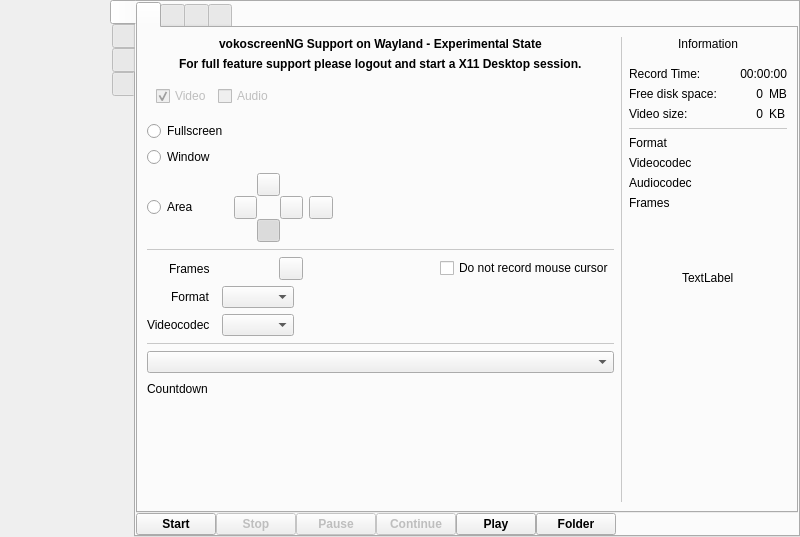
The window that src/wayland/formMainWindow_wl.ui (vkohaupt/vokoscreenNG) describes before a commit, drawn with Qt 5.
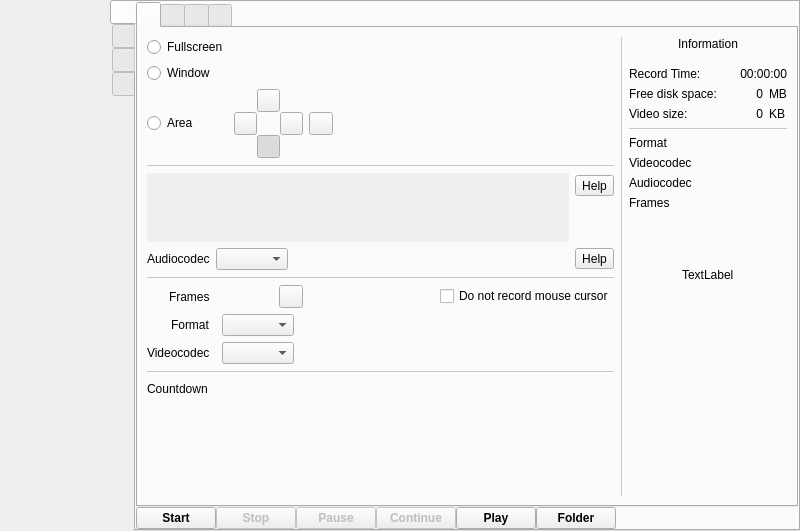
The same window after the commit. The open tabs and pages were chosen to show the change. Icons and pictures are not drawn.

Commit message: Wayland: Add audio

```diff
--- a/src/wayland/formMainWindow_wl.ui
+++ b/src/wayland/formMainWindow_wl.ui
@@ -7,7 +7,7 @@
     <x>0</x>
     <y>0</y>
     <width>800</width>
-    <height>537</height>
+    <height>531</height>
    </rect>
   </property>
   <property name="windowTitle">
@@ -247,7 +247,30 @@
                <layout class="QVBoxLayout" name="verticalLayout_7">
                 <item>
                  <layout class="QGridLayout" name="gridLayout_2">
-                  <item row="5" column="3">
+                  <item row="1" column="0">
+                   <widget class="QRadioButton" name="radioButtonScreencastWindow">
+                    <property name="text">
+                     <string>Window</string>
+                    </property>
+                    <attribute name="buttonGroup">
+                     <string notr="true">buttonGroup</string>
+                    </attribute>
+                   </widget>
+                  </item>
+                  <item row="0" column="0">
+                   <widget class="QRadioButton" name="radioButtonScreencastFullscreen">
+                    <property name="text">
+                     <string>Fullscreen</string>
+                    </property>
+                    <property name="checked">
+                     <bool>false</bool>
+                    </property>
+                    <attribute name="buttonGroup">
+                     <string notr="true">buttonGroup</string>
+                    </attribute>
+                   </widget>
+                  </item>
+                  <item row="2" column="3">
                    <spacer name="horizontalSpacer_2">
                     <property name="orientation">
                      <enum>Qt::Horizontal</enum>
@@ -260,59 +283,7 @@
                     </property>
                    </spacer>
                   </item>
-                  <item row="2" column="0" colspan="4">
-                   <widget class="QFrame" name="frame_video_audio_on_off">
-                    <property name="frameShape">
-                     <enum>QFrame::NoFrame</enum>
-                    </property>
-                    <property name="frameShadow">
-                     <enum>QFrame::Raised</enum>
-                    </property>
-                    <layout class="QHBoxLayout" name="horizontalLayout_9">
-                     <item>
-                      <layout class="QHBoxLayout" name="horizontalLayout_3">
-                       <item>
-                        <widget class="QCheckBox" name="checkBox_Video">
-                         <property name="enabled">
-                          <bool>false</bool>
-                         </property>
-                         <property name="text">
-                          <string notr="true">Video</string>
-                         </property>
-                         <property name="checked">
-                          <bool>true</bool>
-                         </property>
-                        </widget>
-                       </item>
-                       <item>
-                        <widget class="QCheckBox" name="checkBox_Audio">
-                         <property name="enabled">
-                          <bool>false</bool>
-                         </property>
-                         <property name="text">
-                          <string notr="true">Audio</string>
-                         </property>
-                        </widget>
-                       </item>
-                       <item>
-                        <spacer name="horizontalSpacer_5">
-                         <property name="orientation">
-                          <enum>Qt::Horizontal</enum>
-                         </property>
-                         <property name="sizeHint" stdset="0">
-                          <size>
-                           <width>40</width>
-                           <height>20</height>
-                          </size>
-                         </property>
-                        </spacer>
-                       </item>
-                      </layout>
-                     </item>
-                    </layout>
-                   </widget>
-                  </item>
-                  <item row="5" column="0">
+                  <item row="2" column="0">
                    <widget class="QRadioButton" name="radioButtonScreencastArea">
                     <property name="text">
                      <string>Area</string>
@@ -322,7 +293,18 @@
                     </attribute>
                    </widget>
                   </item>
-                  <item row="5" column="1">
+                  <item row="2" column="2">
+                   <widget class="QToolButton" name="toolButtonScreencastAreaReset">
+                    <property name="text">
+                     <string notr="true"/>
+                    </property>
+                    <property name="icon">
+                     <iconset resource="../screencast.qrc">
+                      <normaloff>:/pictures/screencast/undo.png</normaloff>:/pictures/screencast/undo.png</iconset>
+                    </property>
+                   </widget>
+                  </item>
+                  <item row="2" column="1">
                    <widget class="QFrame" name="frame_area">
                     <property name="frameShape">
                      <enum>QFrame::NoFrame</enum>
@@ -475,64 +457,6 @@
                     </layout>
                    </widget>
                   </item>
-                  <item row="3" column="0">
-                   <widget class="QRadioButton" name="radioButtonScreencastFullscreen">
-                    <property name="text">
-                     <string>Fullscreen</string>
-                    </property>
-                    <property name="checked">
-                     <bool>false</bool>
-                    </property>
-                    <attribute name="buttonGroup">
-                     <string notr="true">buttonGroup</string>
-                    </attribute>
-                   </widget>
-                  </item>
-                  <item row="4" column="0">
-                   <widget class="QRadioButton" name="radioButtonScreencastWindow">
-                    <property name="text">
-                     <string>Window</string>
-                    </property>
-                    <attribute name="buttonGroup">
-                     <string notr="true">buttonGroup</string>
-                    </attribute>
-                   </widget>
-                  </item>
-                  <item row="0" column="0" colspan="5" alignment="Qt::AlignHCenter">
-                   <widget class="QLabel" name="label">
-                    <property name="font">
-                     <font>
-                      <bold>true</bold>
-                     </font>
-                    </property>
-                    <property name="text">
-                     <string notr="true">vokoscreenNG Support on Wayland - Experimental State</string>
-                    </property>
-                   </widget>
-                  </item>
-                  <item row="1" column="0" colspan="5" alignment="Qt::AlignHCenter">
-                   <widget class="QLabel" name="label_6">
-                    <property name="font">
-                     <font>
-                      <bold>true</bold>
-                     </font>
-                    </property>
-                    <property name="text">
-                     <string notr="true">For full feature support please logout and start a X11 Desktop session.</string>
-                    </property>
-                   </widget>
-                  </item>
-                  <item row="5" column="2">
-                   <widget class="QToolButton" name="toolButtonScreencastAreaReset">
-                    <property name="text">
-                     <string notr="true"/>
-                    </property>
-                    <property name="icon">
-                     <iconset resource="../screencast.qrc">
-                      <normaloff>:/pictures/screencast/undo.png</normaloff>:/pictures/screencast/undo.png</iconset>
-                    </property>
-                   </widget>
-                  </item>
                  </layout>
                 </item>
                 <item>
@@ -548,6 +472,153 @@
                   </property>
                  </widget>
                 </item>
+                <item>
+                 <layout class="QVBoxLayout" name="verticalLayout_14">
+                  <item>
+                   <layout class="QHBoxLayout" name="horizontalLayout_34">
+                    <item>
+                     <widget class="QScrollArea" name="scrollAreaAudioDevice">
+                      <property name="sizePolicy">
+                       <sizepolicy hsizetype="Expanding" vsizetype="Minimum">
+                        <horstretch>0</horstretch>
+                        <verstretch>0</verstretch>
+                       </sizepolicy>
+                      </property>
+                      <property name="accessibleName">
+                       <string notr="true"/>
+                      </property>
+                      <property name="frameShape">
+                       <enum>QFrame::NoFrame</enum>
+                      </property>
+                      <property name="widgetResizable">
+                       <bool>true</bool>
+                      </property>
+                      <property name="alignment">
+                       <set>Qt::AlignLeading|Qt::AlignLeft|Qt::AlignTop</set>
+                      </property>
+                      <widget class="QWidget" name="scrollAreaWidgetContentsAudioDevices">
+                       <property name="geometry">
+                        <rect>
+                         <x>0</x>
+                         <y>0</y>
+                         <width>388</width>
+                         <height>68</height>
+                        </rect>
+                       </property>
+                       <property name="accessibleName">
+                        <string notr="true"/>
+                       </property>
+                       <layout class="QVBoxLayout" name="verticalLayoutAudioDevices">
+                        <property name="spacing">
+                         <number>3</number>
+                        </property>
+                        <property name="leftMargin">
+                         <number>0</number>
+                        </property>
+                        <property name="topMargin">
+                         <number>6</number>
+                        </property>
+                        <property name="rightMargin">
+                         <number>6</number>
+                        </property>
+                        <property name="bottomMargin">
+                         <number>0</number>
+                        </property>
+                       </layout>
+                      </widget>
+                     </widget>
+                    </item>
+                    <item>
+                     <layout class="QVBoxLayout" name="verticalLayout_15">
+                      <property name="topMargin">
+                       <number>2</number>
+                      </property>
+                      <item>
+                       <widget class="QToolButton" name="help_screencast_audio">
+                        <property name="toolTip">
+                         <string>Help</string>
+                        </property>
+                        <property name="text">
+                         <string notr="true">Help</string>
+                        </property>
+                       </widget>
+                      </item>
+                      <item>
+                       <spacer name="verticalSpacer_32">
+                        <property name="orientation">
+                         <enum>Qt::Vertical</enum>
+                        </property>
+                        <property name="sizeType">
+                         <enum>QSizePolicy::Expanding</enum>
+                        </property>
+                        <property name="sizeHint" stdset="0">
+                         <size>
+                          <width>20</width>
+                          <height>40</height>
+                         </size>
+                        </property>
+                       </spacer>
+                      </item>
+                     </layout>
+                    </item>
+                   </layout>
+                  </item>
+                  <item>
+                   <layout class="QHBoxLayout" name="horizontalLayout_37">
+                    <item>
+                     <widget class="QLabel" name="labelAudioCodec">
+                      <property name="text">
+                       <string>Audiocodec</string>
+                      </property>
+                     </widget>
+                    </item>
+                    <item>
+                     <widget class="QComboBox" name="comboBoxAudioCodec">
+                      <property name="sizeAdjustPolicy">
+                       <enum>QComboBox::AdjustToContents</enum>
+                      </property>
+                     </widget>
+                    </item>
+                    <item>
+                     <spacer name="horizontalSpacer_14">
+                      <property name="orientation">
+                       <enum>Qt::Horizontal</enum>
+                      </property>
+                      <property name="sizeHint" stdset="0">
+                       <size>
+                        <width>40</width>
+                        <height>20</height>
+                       </size>
+                      </property>
+                     </spacer>
+                    </item>
+                    <item>
+                     <widget class="QToolButton" name="help_screencast_audiocodec">
+                      <property name="toolTip">
+                       <string>Help</string>
+                      </property>
+                      <property name="text">
+                       <string notr="true">Help</string>
+                      </property>
+                     </widget>
+                    </item>
+                   </layout>
+                  </item>
+                 </layout>
+                </item>
+                <item>
+                 <widget class="Line" name="line_6">
+                  <property name="styleSheet">
+                   <string notr="true">color: rgb(200, 200, 200);</string>
+                  </property>
+                  <property name="frameShadow">
+                   <enum>QFrame::Plain</enum>
+                  </property>
+                  <property name="orientation">
+                   <enum>Qt::Horizontal</enum>
+                  </property>
+                 </widget>
+                </item>
                 <item>
                  <widget class="QFrame" name="frame_video">
                   <property name="frameShape">
@@ -681,17 +752,6 @@
                   </property>
                  </widget>
                 </item>
-                <item>
-                 <layout class="QVBoxLayout" name="verticalLayout_3">
-                  <item>
-                   <widget class="QComboBox" name="comboBoxAudioCodec">
-                    <property name="currentText">
-                     <string notr="true"/>
-                    </property>
-                   </widget>
-                  </item>
-                 </layout>
-                </item>
                 <item>
                  <layout class="QHBoxLayout" name="horizontalLayout_10">
                   <item>
```
Left out of the diff: 4 changed lines with no effect on the pictures. The commit also changes 1 other file.
